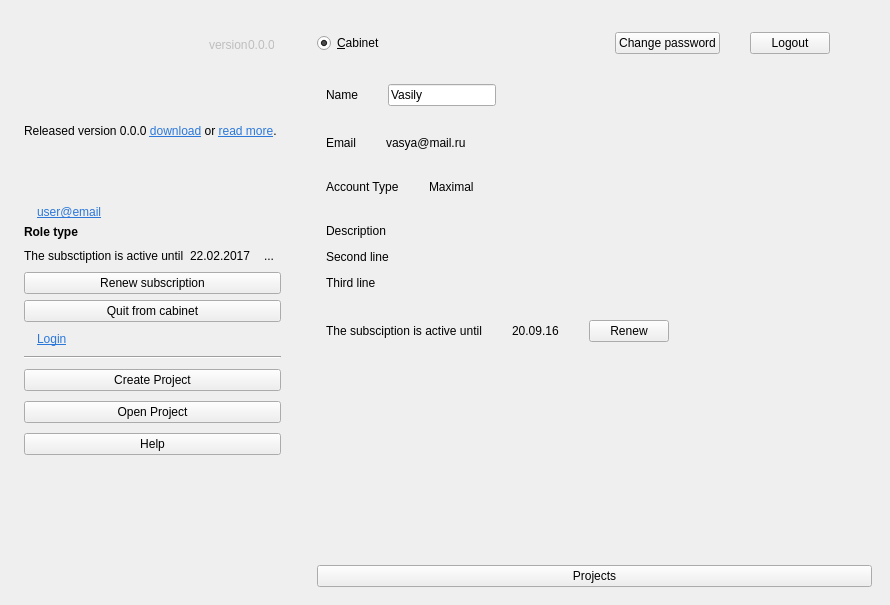
The window that src/bin/scenarist-desktop/UserInterfaceLayer/StartUp/StartUpView.ui (dimkanovikov/KITScenarist) describes before a commit, drawn with Qt 5.
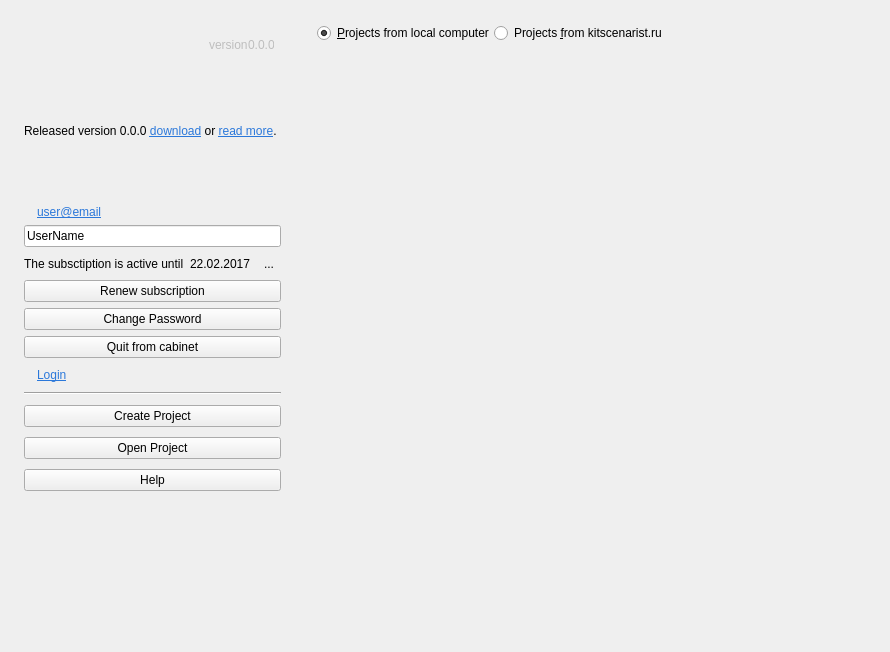
The same window after the commit. Icons and pictures are not drawn. Custom widgets are drawn as their Qt base class.

Commit message: Implemented user cabinet

The edit to the form file:
```diff
--- a/src/bin/scenarist-desktop/UserInterfaceLayer/StartUp/StartUpView.ui
+++ b/src/bin/scenarist-desktop/UserInterfaceLayer/StartUp/StartUpView.ui
@@ -7,7 +7,7 @@
     <x>0</x>
     <y>0</y>
     <width>890</width>
-    <height>605</height>
+    <height>652</height>
    </rect>
   </property>
   <property name="windowTitle">
@@ -388,15 +388,9 @@
               </layout>
              </item>
              <item>
-              <widget class="QLabel" name="roleType">
-               <property name="font">
-                <font>
-                 <weight>75</weight>
-                 <bold>true</bold>
-                </font>
-               </property>
+              <widget class="AcceptebleLineEdit" name="userName">
                <property name="text">
-                <string>Role type</string>
+                <string>UserName</string>
                </property>
               </widget>
              </item>
@@ -439,14 +433,21 @@
               </layout>
              </item>
              <item>
-              <widget class="QPushButton" name="renewSubscription_2">
+              <widget class="QPushButton" name="renewSubscription">
                <property name="text">
                 <string>Renew subscription</string>
                </property>
               </widget>
              </item>
              <item>
-              <widget class="QPushButton" name="cabinetQuit">
+              <widget class="QPushButton" name="changePassword">
+               <property name="text">
+                <string>Change Password</string>
+               </property>
+              </widget>
+             </item>
+             <item>
+              <widget class="QPushButton" name="logout">
                <property name="text">
                 <string>Quit from cabinet</string>
                </property>
@@ -467,44 +468,13 @@
        </layout>
       </item>
       <item>
-       <widget class="QStackedWidget" name="stackedWidget">
-        <property name="sizePolicy">
-         <sizepolicy hsizetype="Preferred" vsizetype="Preferred">
-          <horstretch>0</horstretch>
-          <verstretch>0</verstretch>
-         </sizepolicy>
-        </property>
-        <property name="currentIndex">
-         <number>1</number>
-        </property>
-        <widget class="QWidget" name="projectsPage">
-         <property name="sizePolicy">
-          <sizepolicy hsizetype="Preferred" vsizetype="Preferred">
-           <horstretch>0</horstretch>
-           <verstretch>0</verstretch>
-          </sizepolicy>
-         </property>
-         <layout class="QGridLayout" name="gridLayout_4">
-          <property name="leftMargin">
-           <number>0</number>
-          </property>
-          <property name="topMargin">
-           <number>0</number>
-          </property>
-          <property name="rightMargin">
-           <number>0</number>
-          </property>
-          <property name="bottomMargin">
-           <number>0</number>
-          </property>
-          <item row="1" column="1">
            <widget class="QStackedWidget" name="filesSouces">
             <property name="currentIndex">
              <number>0</number>
             </property>
             <widget class="QWidget" name="recentFilesPage">
              <layout class="QGridLayout" name="gridLayout_6">
-              <item row="2" column="1">
+          <item row="1" column="1">
                <widget class="QListView" name="recentFiles">
                 <property name="cursor" stdset="0">
                  <cursorShape>PointingHandCursor</cursorShape>
@@ -529,7 +499,7 @@
                 </property>
                </widget>
               </item>
-              <item row="2" column="0">
+          <item row="1" column="0">
                <spacer name="horizontalSpacer_7">
                 <property name="orientation">
                  <enum>Qt::Horizontal</enum>
@@ -546,13 +516,6 @@
                </spacer>
               </item>
               <item row="0" column="1">
-               <widget class="QPushButton" name="toCabinet">
-                <property name="text">
-                 <string>Cabinet</string>
-                </property>
-               </widget>
-              </item>
-              <item row="1" column="1">
                <layout class="QHBoxLayout" name="horizontalLayout_2">
                 <property name="spacing">
                  <number>0</number>
@@ -650,273 +613,6 @@
           </item>
          </layout>
         </widget>
-        <widget class="QWidget" name="cabinetPage">
-         <layout class="QVBoxLayout" name="verticalLayout_2">
-          <property name="spacing">
-           <number>30</number>
-          </property>
-          <property name="leftMargin">
-           <number>18</number>
-          </property>
-          <property name="topMargin">
-           <number>18</number>
-          </property>
-          <property name="rightMargin">
-           <number>18</number>
-          </property>
-          <property name="bottomMargin">
-           <number>18</number>
-          </property>
-          <item>
-           <layout class="QHBoxLayout" name="horizontalLayout_8">
-            <item>
-             <widget class="QRadioButton" name="cabinetHeader">
-              <property name="minimumSize">
-               <size>
-                <width>0</width>
-                <height>0</height>
-               </size>
-              </property>
-              <property name="text">
-               <string>&amp;Cabinet</string>
-              </property>
-              <property name="checkable">
-               <bool>true</bool>
-              </property>
-              <property name="checked">
-               <bool>true</bool>
-              </property>
-             </widget>
-            </item>
-            <item>
-             <spacer name="horizontalSpacer_6">
-              <property name="orientation">
-               <enum>Qt::Horizontal</enum>
-              </property>
-              <property name="sizeType">
-               <enum>QSizePolicy::Fixed</enum>
-              </property>
-              <property name="sizeHint" stdset="0">
-               <size>
-                <width>200</width>
-                <height>20</height>
-               </size>
-              </property>
-             </spacer>
-            </item>
-            <item>
-             <widget class="QPushButton" name="changePassword">
-              <property name="sizePolicy">
-               <sizepolicy hsizetype="Maximum" vsizetype="Fixed">
-                <horstretch>0</horstretch>
-                <verstretch>0</verstretch>
-               </sizepolicy>
-              </property>
-              <property name="text">
-               <string>Change password</string>
-              </property>
-             </widget>
-            </item>
-            <item>
-             <widget class="QPushButton" name="logout">
-              <property name="sizePolicy">
-               <sizepolicy hsizetype="Maximum" vsizetype="Fixed">
-                <horstretch>0</horstretch>
-                <verstretch>0</verstretch>
-               </sizepolicy>
-              </property>
-              <property name="text">
-               <string>Logout</string>
-              </property>
-             </widget>
-            </item>
-            <item>
-             <spacer name="horizontalSpacer_5">
-              <property name="orientation">
-               <enum>Qt::Horizontal</enum>
-              </property>
-              <property name="sizeHint" stdset="0">
-               <size>
-                <width>40</width>
-                <height>20</height>
-               </size>
-              </property>
-             </spacer>
-            </item>
-           </layout>
-          </item>
-          <item>
-           <layout class="QVBoxLayout" name="verticalLayout_3">
-            <property name="spacing">
-             <number>30</number>
-            </property>
-            <property name="leftMargin">
-             <number>9</number>
-            </property>
-            <item>
-             <layout class="QHBoxLayout" name="horizontalLayout_4">
-              <item>
-               <widget class="QLabel" name="label">
-                <property name="text">
-                 <string>Name</string>
-                </property>
-               </widget>
-              </item>
-              <item>
-               <widget class="QLineEdit" name="lineEdit">
-                <property name="sizePolicy">
-                 <sizepolicy hsizetype="Maximum" vsizetype="Fixed">
-                  <horstretch>0</horstretch>
-                  <verstretch>0</verstretch>
-                 </sizepolicy>
-                </property>
-                <property name="text">
-                 <string>Vasily</string>
-                </property>
-               </widget>
-              </item>
-              <item>
-               <spacer name="horizontalSpacer_2">
-                <property name="orientation">
-                 <enum>Qt::Horizontal</enum>
-                </property>
-                <property name="sizeHint" stdset="0">
-                 <size>
-                  <width>40</width>
-                  <height>20</height>
-                 </size>
-                </property>
-               </spacer>
-              </item>
-             </layout>
-            </item>
-            <item>
-             <layout class="QHBoxLayout" name="horizontalLayout_5">
-              <item>
-               <widget class="QLabel" name="label_2">
-                <property name="sizePolicy">
-                 <sizepolicy hsizetype="Maximum" vsizetype="Preferred">
-                  <horstretch>0</horstretch>
-                  <verstretch>0</verstretch>
-                 </sizepolicy>
-                </property>
-                <property name="text">
-                 <string>Email</string>
-                </property>
-               </widget>
-              </item>
-              <item>
-               <widget class="QLabel" name="label_7">
-                <property name="text">
-                 <string>vasya@mail.ru</string>
-                </property>
-               </widget>
-              </item>
-             </layout>
-            </item>
-            <item>
-             <layout class="QHBoxLayout" name="horizontalLayout_6">
-              <item>
-               <widget class="QLabel" name="label_3">
-                <property name="sizePolicy">
-                 <sizepolicy hsizetype="Maximum" vsizetype="Preferred">
-                  <horstretch>0</horstretch>
-                  <verstretch>0</verstretch>
-                 </sizepolicy>
-                </property>
-                <property name="text">
-                 <string>Account Type</string>
-                </property>
-               </widget>
-              </item>
-              <item>
-               <widget class="QLabel" name="label_8">
-                <property name="text">
-                 <string>Maximal</string>
-                </property>
-               </widget>
-              </item>
-             </layout>
-            </item>
-            <item>
-             <widget class="QLabel" name="label_4">
-              <property name="text">
-               <string>&lt;html&gt;&lt;head/&gt;&lt;body&gt;&lt;p&gt;Description&lt;/p&gt;&lt;p&gt;Second line&lt;/p&gt;&lt;p&gt;Third line&lt;/p&gt;&lt;/body&gt;&lt;/html&gt;</string>
-              </property>
-             </widget>
-            </item>
-            <item>
-             <layout class="QHBoxLayout" name="horizontalLayout_7">
-              <item>
-               <widget class="QLabel" name="label_5">
-                <property name="sizePolicy">
-                 <sizepolicy hsizetype="Maximum" vsizetype="Preferred">
-                  <horstretch>0</horstretch>
-                  <verstretch>0</verstretch>
-                 </sizepolicy>
-                </property>
-                <property name="text">
-                 <string>The subsciption is active until</string>
-                </property>
-               </widget>
-              </item>
-              <item>
-               <widget class="QLabel" name="label_6">
-                <property name="text">
-                 <string>20.09.16</string>
-                </property>
-               </widget>
-              </item>
-              <item>
-               <widget class="QPushButton" name="renewSubscription">
-                <property name="text">
-                 <string>Renew</string>
-                </property>
-               </widget>
-              </item>
-              <item>
-               <spacer name="horizontalSpacer_3">
-                <property name="orientation">
-                 <enum>Qt::Horizontal</enum>
-                </property>
-                <property name="sizeHint" stdset="0">
-                 <size>
-                  <width>40</width>
-                  <height>20</height>
-                 </size>
-                </property>
-               </spacer>
-              </item>
-             </layout>
-            </item>
-           </layout>
-          </item>
-          <item>
-           <spacer name="verticalSpacer_3">
-            <property name="orientation">
-             <enum>Qt::Vertical</enum>
-            </property>
-            <property name="sizeHint" stdset="0">
-             <size>
-              <width>20</width>
-              <height>40</height>
-             </size>
-            </property>
-           </spacer>
-          </item>
-          <item>
-           <widget class="QPushButton" name="toProjects">
-            <property name="text">
-             <string>Projects</string>
-            </property>
-           </widget>
-          </item>
-         </layout>
-        </widget>
-       </widget>
-      </item>
-     </layout>
-    </widget>
    </item>
    <item row="0" column="0">
     <widget class="QLabel" name="topEmptyLabel">
@@ -927,6 +623,13 @@
    </item>
   </layout>
  </widget>
+ <customwidgets>
+  <customwidget>
+   <class>AcceptebleLineEdit</class>
+   <extends>QLineEdit</extends>
+   <header>3rd_party/Widgets/AcceptebleLineEdit/AcceptebleLineEdit.h</header>
+  </customwidget>
+ </customwidgets>
  <resources>
   <include location="../../../scenarist-core/Resources/Resources.qrc"/>
  </resources>
```
Left out of the diff: 50 changed lines with no effect on the pictures. Lines whose indentation alone changed are shown as unchanged. The commit also changes 10 other files.
